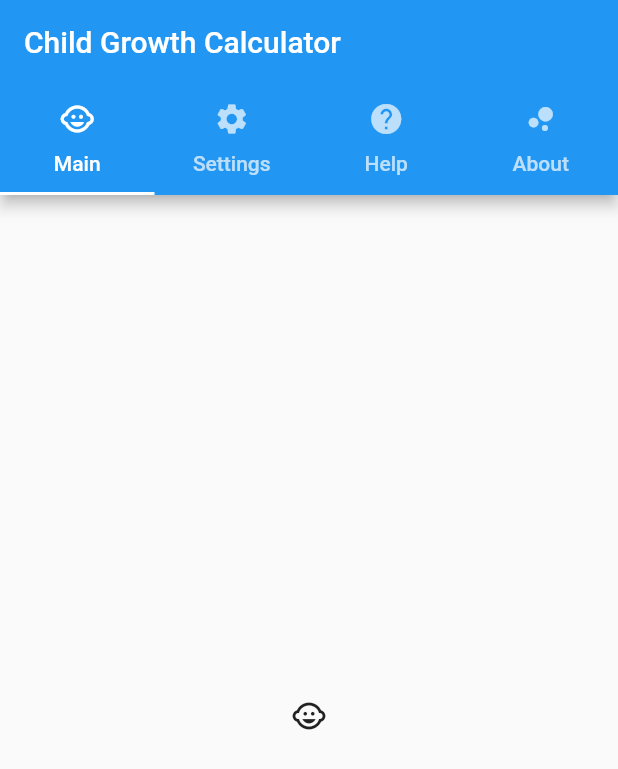
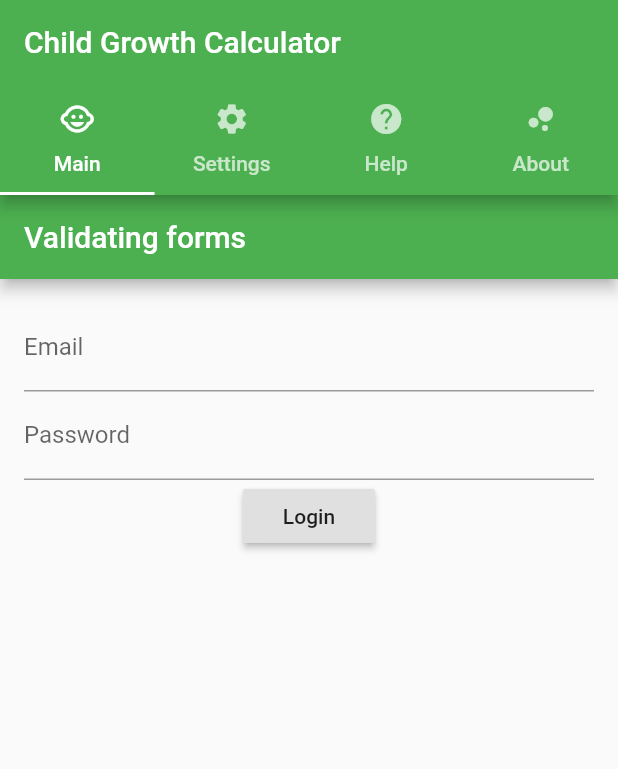
Before and after one commit to kurtces/mobile_percint, a Flutter app: the screen it shows after launch, on a phone screen of 412 x 824 dp. Shown: the top 769 px of the screen. Run offline on Flutter 3.47's test engine with Material 2 defaults, Android fonts, the phone set to English and light mode, and no system bars.

Commit message:
20180611 - kurtces - Building Main Form Screen.

```diff
--- a/lib/main.dart
+++ b/lib/main.dart
@@ -1,7 +1,9 @@
 import 'package:flutter/material.dart';
 import 'package:flutter_localizations/flutter_localizations.dart';
 import 'package:mobile_percint/i18n/i18n.dart';
-//import 'package:mobile_percint/pages/about_page.dart';
+import 'package:mobile_percint/pages/about_page.dart';
+import 'package:mobile_percint/pages/form_page.dart';
+import 'package:mobile_percint/pages/help_page.dart';
 
 void main() => runApp(new MyApp());
 
@@ -10,6 +12,8 @@
   @override
   Widget build(BuildContext context) {
     return new MaterialApp(
+      onGenerateTitle: (BuildContext context) => I18nLocalizations.of(context).title,
+      // Lookup an app’s current locale with Locale myLocale = Localizations.localeOf(context);
       localizationsDelegates: [
         const I18nLocalizationsDelegate(),
         // ... app-specific localization delegate[s] here
@@ -21,20 +25,18 @@
         const Locale('es', 'ES'), // Spanish
         // ... other locales the app supports
       ],
-      onGenerateTitle: (BuildContext context) => I18nLocalizations.of(context).title,
       theme: new ThemeData(
         primarySwatch: Colors.green,//blue,
       ),
-      home: new MyHomePage(),
+      home: new HomeApp(),
     );
   }
 }
 
-class MyHomePage extends StatelessWidget {
+class HomeApp extends StatelessWidget {
   @override
   Widget build(BuildContext context) {
-    return new MaterialApp(
-      home: new DefaultTabController(
+    return new DefaultTabController(
       length: 4, // The number of tabs / content sections we need to display
       child: new Scaffold(
         appBar: new AppBar(
@@ -54,113 +56,13 @@
         ),
         body: new TabBarView(
           children: [
-              new Icon(Icons.child_care),
+            new FormPage(),
             new Icon(Icons.settings), // settings_applications
-              new ListView.builder(
-                itemBuilder: (BuildContext context, int index) =>
-                new EntryItem(data[index]),
-                itemCount: data.length,
-              ),
-              new Column(
-                crossAxisAlignment: CrossAxisAlignment.center, // start
-                mainAxisSize: MainAxisSize.min,
-                children: <Widget>[
-                  new Text(I18nLocalizations.of(context).empty,
-                    style: new TextStyle(fontWeight: FontWeight.bold),),
-                  new Text(I18nLocalizations.of(context).title),
-                  new Text(I18nLocalizations.of(context).empty),
-                  new Expanded(
-                    child: new FittedBox(
-                      fit: BoxFit.contain, // otherwise the logo will be tiny
-                      child: const FlutterLogo(),
-                    ),
-                  ),
-                  new Text(I18nLocalizations.of(context).empty),
-                  new Text(I18nLocalizations.of(context).about_body_text),
-                  new Text(I18nLocalizations.of(context).empty),
-                  new Text(I18nLocalizations.of(context).flaticon_license_text),
-                  new Text(I18nLocalizations.of(context).empty),
-                  new Text(I18nLocalizations.of(context).flaticon_url),
-                  new Text(I18nLocalizations.of(context).empty),
+            new HelpPage(),
+            new AboutPage(),
           ],
-              ),
-              // new AboutPage(),
-            ],
-          ),
         ),
       ),
     );
   }
 }
-
-// Displays one Entry. If the entry has children then it's displayed
-// with an ExpansionTile.
-class EntryItem extends StatelessWidget {
-  const EntryItem(this.entry);
-
-  final Entry entry;
-
-  Widget _buildTiles(Entry root) {
-    if (root.children.isEmpty) return new ListTile(title: new Text(root.title));
-    return new ExpansionTile(
-      key: new PageStorageKey<Entry>(root),
-      title: new Text(root.title),
-      children: root.children.map(_buildTiles).toList(),
-    );
-  }
-
-  @override
-  Widget build(BuildContext context) {
-    return _buildTiles(entry);
-  }
-}
-
-// One entry in the multilevel list displayed by this app.
-class Entry {
-  Entry(this.title, [this.children = const <Entry>[]]);
-
-  final String title;
-  final List<Entry> children;
-}
-
-// The entire multilevel list displayed by this app.
-final List<Entry> data = <Entry>[
-  new Entry(
-    'Chapter A',
-    <Entry>[
-      new Entry(
-        'Section A0',
-        <Entry>[
-          new Entry('Item A0.1'),
-          new Entry('Item A0.2'),
-          new Entry('Item A0.3'),
-        ],
-      ),
-      new Entry('Section A1'),
-      new Entry('Section A2'),
-    ],
-  ),
-  new Entry(
-    'Chapter B',
-    <Entry>[
-      new Entry('Section B0'),
-      new Entry('Section B1'),
-    ],
-  ),
-  new Entry(
-    'Chapter C',
-    <Entry>[
-      new Entry('Section C0'),
-      new Entry('Section C1'),
-      new Entry(
-        'Section C2',
-        <Entry>[
-          new Entry('Item C2.0'),
-          new Entry('Item C2.1'),
-          new Entry('Item C2.2'),
-          new Entry('Item C2.3'),
-        ],
-      ),
-    ],
-  ),
-];
--- /dev/null
+++ b/lib/pages/form_page.dart
@@ -0,0 +1,73 @@
+import 'package:flutter/material.dart';
+import 'package:mobile_percint/i18n/i18n.dart';
+
+class FormPage extends StatefulWidget {
+  @override
+  FormPageState createState() => new FormPageState();
+}
+
+class FormPageState extends State<FormPage> {
+  final scaffoldKey = new GlobalKey<ScaffoldState>();
+  final formKey = new GlobalKey<FormState>();
+
+  String _email;
+  String _password;
+
+  void _submit() {
+    final form = formKey.currentState;
+
+    if (form.validate()) {
+      form.save();
+
+      // Email & password matched our validation rules
+      // and are saved to _email and _password fields.
+      _performLogin();
+    }
+  }
+
+  void _performLogin() {
+    // This is just a demo, so no actual login here.
+    final snackbar = new SnackBar(
+      content: new Text('Email: $_email, password: $_password'),
+    );
+
+    scaffoldKey.currentState.showSnackBar(snackbar);
+  }
+
+  @override
+  Widget build(BuildContext context) {
+    return new Scaffold(
+      key: scaffoldKey,
+      appBar: new AppBar(
+        title: new Text('Validating forms'),
+      ),
+      body: new Padding(
+        padding: const EdgeInsets.all(16.0),
+        child: new Form(
+          key: formKey,
+          child: new Column(
+            children: [
+              new TextFormField(
+                decoration: new InputDecoration(labelText: 'Email'),
+                validator: (val) =>
+                !val.contains('@') ? I18nLocalizations.of(context).title : null, // 'Not a valid email.'
+                onSaved: (val) => _email = val,
+              ),
+              new TextFormField(
+                decoration: new InputDecoration(labelText: 'Password'),
+                validator: (val) =>
+                val.length < 6 ? I18nLocalizations.of(context).title : null,  // 'Password too short.'
+                onSaved: (val) => _password = val,
+                obscureText: true,
+              ),
+              new RaisedButton(
+                onPressed: _submit,
+                child: new Text('Login'),
+              ),
+            ],
+          ),
+        ),
+      ),
+    );
+  }
+}
```
Also changed, not shown: lib/i18n/i18n.dart (+11 -3 lines), lib/pages/about_page.dart (+3 -15 lines), lib/pages/aux/Entry.dart (added, +9 -0 lines), lib/pages/aux/EntryItem.dart (added, +24 -0 lines), lib/pages/help_page.dart (added, +56 -0 lines). Lines whose indentation alone changed are shown as unchanged.
